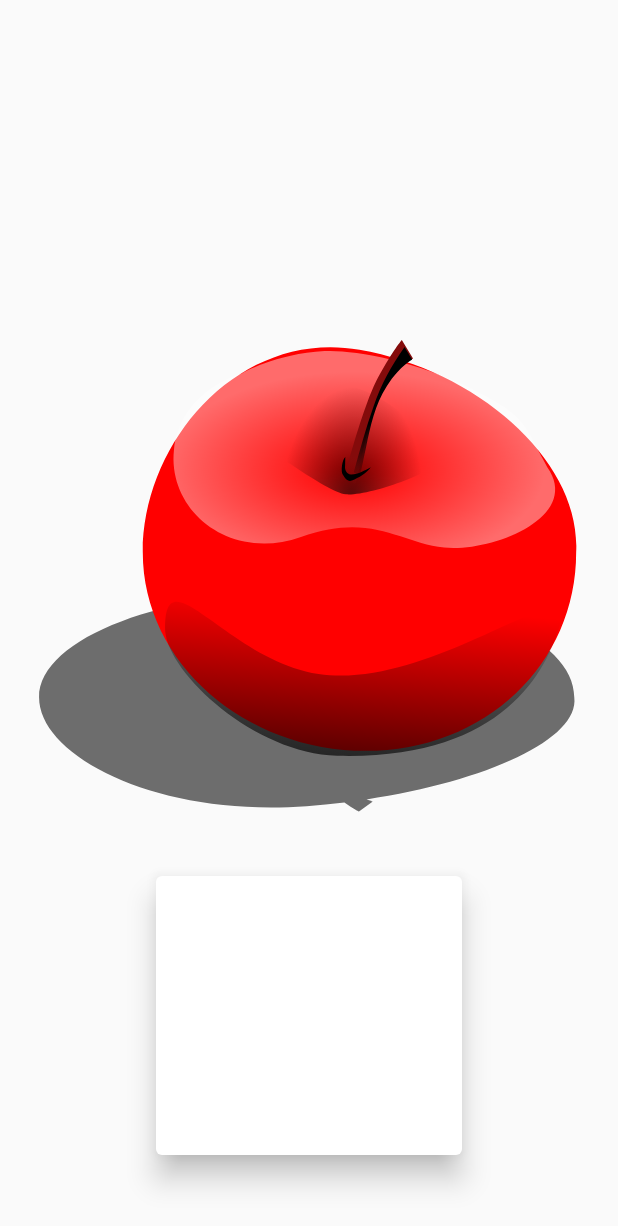
After one commit to aishat-ajose/fruity, a Flutter app: the FruitDetails screen opened directly, on a phone screen of 412 x 824 dp. The commit adds this screen. Shown: the top 1226 px of the screen. Run offline on Flutter 3.47's test engine with Material 2 defaults, Android fonts, the phone set to English and light mode, and no system bars; our stand-ins replace flutter_svg; network calls fail.

Commit message:
Fruit Details

```diff
--- /dev/null
+++ b/lib/fruitdetails.dart
@@ -0,0 +1,69 @@
+import 'package:flutter/material.dart';
+import 'package:flutter_svg/flutter_svg.dart';
+import 'package:fruity/apiservice.dart';
+import 'package:fruity/model.dart';
+import 'package:fruity/fruit_db.dart';
+
+class FruitDetails extends StatefulWidget {
+  FruitDetails({Key? key}) : super(key: key);
+
+  @override
+  State<FruitDetails> createState() => _FruitDetailsState();
+}
+
+class _FruitDetailsState extends State<FruitDetails> {
+  late List<FruitModel>? _fruitmodel = <FruitModel>[];
+
+  @override
+  void initState() {
+    super.initState();
+    _getData();
+  }
+
+  void _getData() async {
+    _fruitmodel = (await ApiService.fetchfruits())!;
+    Future.delayed(const Duration(seconds: 1)).then((value) => setState(() {}));
+  }
+
+  @override
+  Widget build(BuildContext context) {
+    return Scaffold(
+      body: Stack(
+        children: <Widget>[
+          Positioned(
+            left: 0,
+            right: 0,
+            top: 0,
+            child: fruitContainer(),
+          ),
+          Positioned(
+              left: 100,
+              right: 100,
+              top: 550,
+              bottom: 40,
+              child: Container(
+                height: 200,
+                width: 200,
+                padding: const EdgeInsets.fromLTRB(0, 30, 0, 10),
+                decoration: BoxDecoration(
+                  borderRadius: BorderRadius.circular(10),
+                  //    backgroundBlendMode: ,
+                ),
+                child: Card(
+                  elevation: 8,
+                  color: Colors.white,
+                ),
+              )),
+        ],
+      ),
+    );
+  }
+
+  Widget fruitContainer() {
+    return Container(
+      height: MediaQuery.of(context).size.height,
+      width: MediaQuery.of(context).size.width,
+      child: SvgPicture.asset('assets/Apple_Red.svg'),
+    );
+  }
+}
--- a/lib/homepage.dart
+++ b/lib/homepage.dart
@@ -4,7 +4,7 @@ import 'package:fruity/apiservice.dart';
 import 'package:fruity/fruit_db.dart';
 
 class HomePageScreen extends StatelessWidget {
-  const HomePageScreen({ Key? key }) : super(key: key);
+  const HomePageScreen({Key? key}) : super(key: key);
 
   @override
   Widget build(BuildContext context) {
@@ -13,42 +13,39 @@ class HomePageScreen extends StatelessWidget {
       appBar: AppBar(
         elevation: 0.0,
         backgroundColor: Colors.white,
-        title: Image.asset('assets/logo.png',),
+        title: Image.asset(
+          'assets/logo.png',
         ),
-
+      ),
       body: Column(
         crossAxisAlignment: CrossAxisAlignment.start,
         children: [
-          const SizedBox(height: 20.0,),
-
+          const SizedBox(
+            height: 20.0,
+          ),
           const Padding(
             padding: EdgeInsets.symmetric(horizontal: 20.0),
-            child:  Text(
+            child: Text(
               'Explore the variety of Fruits',
               style: TextStyle(
                   fontSize: 24.0,
                   fontWeight: FontWeight.bold,
-                color: Colors.black
+                  color: Colors.black),
             ),
           ),
+          search(),
+          const SizedBox(
+            height: 20.0,
           ),
-
-          search(),
-
-          const SizedBox(height: 20.0,),
-
-          Expanded(
-            child: allFruitContainer()
-          )
+          Expanded(child: allFruitContainer())
         ],
       ),
-
     );
   }
 
-  Widget search(){
+  Widget search() {
     return InkWell(
-      onTap: () async{
+      onTap: () async {
         // ApiService _apiService = ApiService();
 
         var res = await ApiService.fetchfruits();
@@ -59,92 +56,67 @@ class HomePageScreen extends StatelessWidget {
         padding: const EdgeInsets.symmetric(horizontal: 20.0, vertical: 10.0),
         height: 50.0,
         width: double.infinity,
-
         decoration: BoxDecoration(
             borderRadius: BorderRadius.circular(15.0),
-          color: Colors.grey.shade200
-        ),
-
+            color: Colors.grey.shade200),
         child: Row(
           mainAxisAlignment: MainAxisAlignment.spaceBetween,
-          children: const [
-            Text(
-              'Search here'
-            ),
-
-            Icon(Icons.mic)
-          ],
+          children: const [Text('Search here'), Icon(Icons.mic)],
         ),
       ),
     );
   }
 
-
-  Widget allFruitContainer(){
-
-
+  Widget allFruitContainer() {
     return Container(
-
       width: double.infinity,
-
       decoration: BoxDecoration(
           borderRadius: const BorderRadius.only(
-          topLeft: Radius.circular(50.0),
-          topRight: Radius.circular(50.0)
-        ),
-        color: Colors.grey.shade200
-      ),
-
+              topLeft: Radius.circular(50.0), topRight: Radius.circular(50.0)),
+          color: Colors.grey.shade200),
       child: SingleChildScrollView(
         padding: const EdgeInsets.all(20.0),
         scrollDirection: Axis.vertical,
         child: Wrap(
-          children: fruits.map((fruit) => fruitContainer(fruit)).toList().cast<Widget>()
-        ),
+            children: fruits
+                .map((fruit) => fruitContainer(fruit))
+                .toList()
+                .cast<Widget>()),
       ),
     );
   }
 
-  Widget fruitContainer(Fruit fruit){
+  Widget fruitContainer(Fruit fruit) {
     return Container(
       margin: const EdgeInsets.all(13.0),
       child: Column(
         children: [
           Container(
             height: 90.0,
-            width:  90.0,
+            width: 90.0,
             padding: const EdgeInsets.all(5.0),
-
             decoration: BoxDecoration(
               shape: BoxShape.circle,
               color: Colors.white,
               border: Border.all(color: fruit.color, width: 0.7),
             ),
-
-            child:  Container(
-              decoration:  BoxDecoration(
+            child: Container(
+                decoration: BoxDecoration(
                   shape: BoxShape.circle,
                   color: Colors.grey.shade100,
-
                 ),
                 alignment: Alignment.center,
-
-              child:SvgPicture.asset(fruit.imgPath)
+                child: SvgPicture.asset(fruit.imgPath)),
           ),
+          const SizedBox(
+            height: 10.0,
           ),
-
-          const SizedBox(height: 10.0,),
-
           Text(
             fruit.name,
-            style: const TextStyle(
-              fontWeight: FontWeight.w600,
-              fontSize: 16
-            ),
+            style: const TextStyle(fontWeight: FontWeight.w600, fontSize: 16),
           )
         ],
       ),
     );
   }
-
 }
--- a/lib/main.dart
+++ b/lib/main.dart
@@ -1,4 +1,5 @@
 import 'package:flutter/material.dart';
+import 'package:fruity/fruitdetails.dart';
 import 'package:fruity/homepage.dart';
 
 void main() {
@@ -17,7 +18,7 @@ class MyApp extends StatelessWidget {
       theme: ThemeData(
         primarySwatch: Colors.blue,
       ),
-      home: HomePageScreen(),
+      home: const HomePageScreen(),
     );
   }
 }
--- a/lib/model.dart
+++ b/lib/model.dart
@@ -4,7 +4,6 @@
 
 // ignore_for_file: prefer_if_null_operators, prefer_null_aware_operators, unnecessary_null_comparison
 
-import 'package:meta/meta.dart';
 import 'dart:convert';
 
 List<FruitModel> fruitFromJson(String str) =>
```
Also changed, not shown: pubspec.lock. Lines whose indentation alone changed are shown as unchanged.
